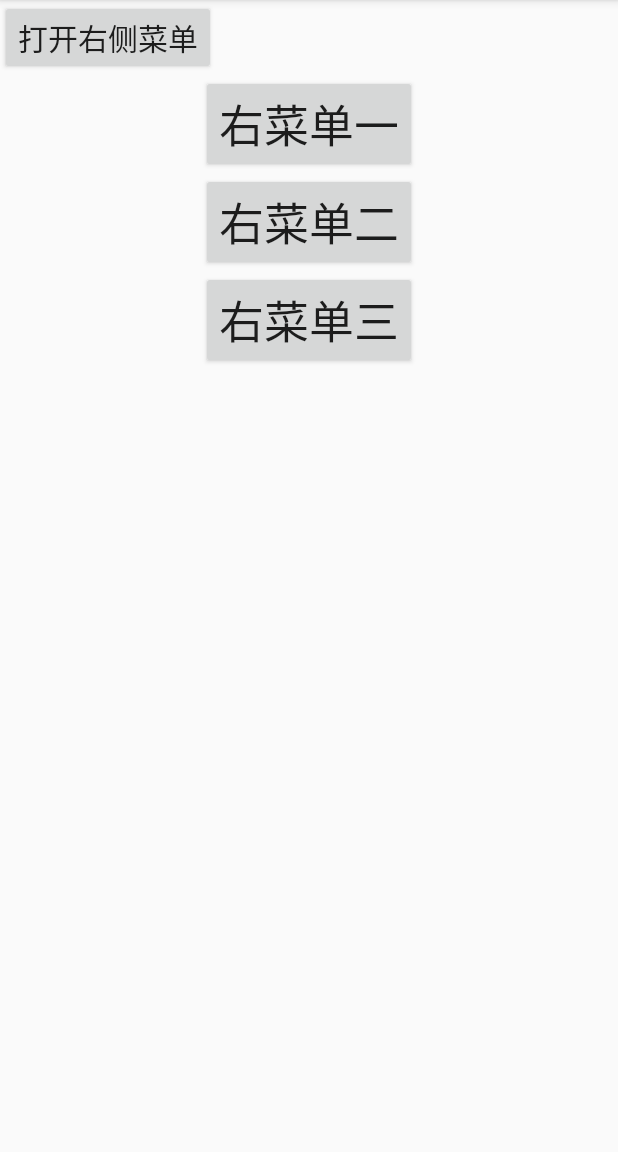
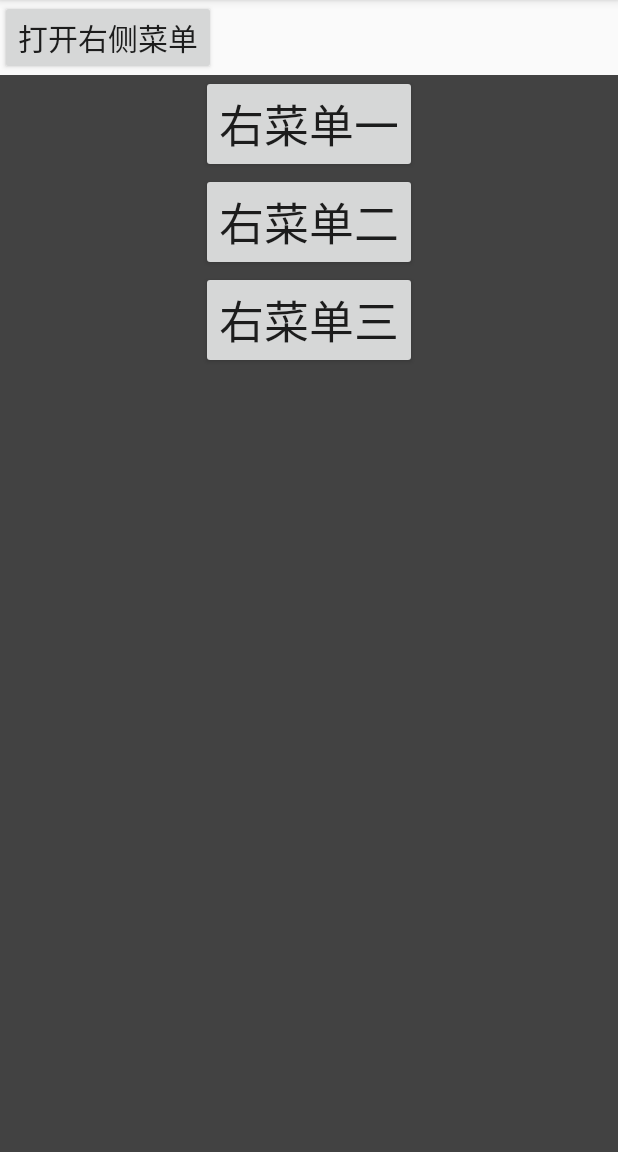
Before and after one commit to hqian5/LearnAndroid, an Android app: the fragment RightMenuFragment placed in its activity, on a phone screen of 412 x 824 dp, the part 84-1236 px from its top. Run offline under Robolectric (Android 15) with nearby library versions, the phone set to English and light mode, and no system bars.

```diff
--- a/app/src/main/res/layout/fragment_right_menu.xml
+++ b/app/src/main/res/layout/fragment_right_menu.xml
@@ -2,7 +2,8 @@
 <LinearLayout xmlns:android="http://schemas.android.com/apk/res/android"
     android:orientation="vertical"
     android:layout_width="match_parent"
-    android:layout_height="match_parent">
+    android:layout_height="match_parent"
+    android:background="@color/cardview_dark_background">
 
     <Button
         android:id="@+id/btn_menu1"
```
